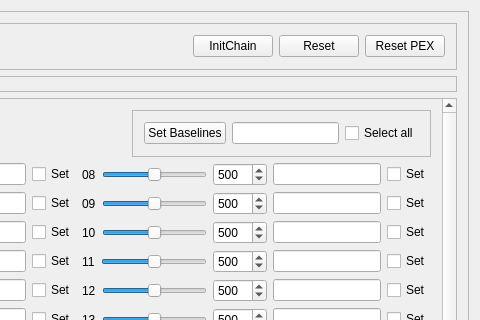
gsi-ee/drivers, file mbspex/gui/qt/febex/FebexGui.ui: the form before one commit; both pictures show x 309 to 789 and y 0 to 320 of the 789 by 610 pixel window.
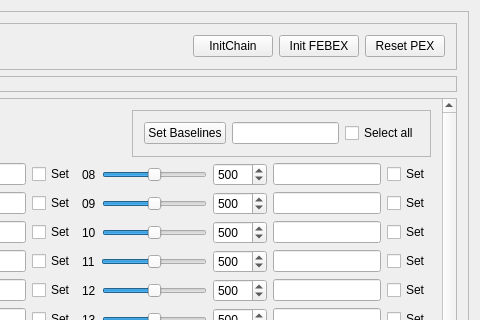
The form after the commit.

Commit message: mbspex febex gui: added functionality to intialize febex after power on. This is done explicitely with init febex button after initchain.

Patch:
```diff
--- a/mbspex/gui/qt/febex/FebexGui.ui
+++ b/mbspex/gui/qt/febex/FebexGui.ui
@@ -31,7 +31,7 @@
         <x>0</x>
         <y>0</y>
         <width>767</width>
-        <height>484</height>
+        <height>463</height>
        </rect>
       </property>
       <layout class="QGridLayout" name="gridLayout_2">
@@ -145,7 +145,7 @@
              <string>&lt;html&gt;&lt;head/&gt;&lt;body&gt;&lt;p&gt;Reset logic on chosen FEBEX device&lt;/p&gt;&lt;/body&gt;&lt;/html&gt;</string>
             </property>
             <property name="text">
-             <string>Reset</string>
+             <string>Init FEBEX</string>
             </property>
            </widget>
           </item>
```
Left out of the diff: 4 changed lines with no effect on the pictures. The commit also changes 2 other files.
